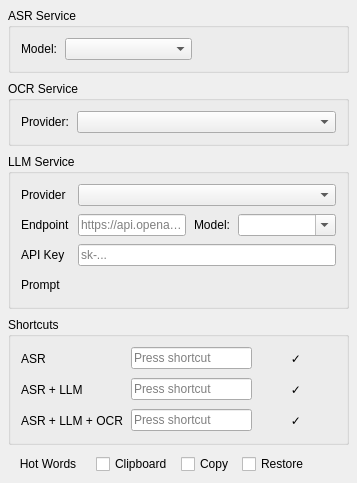
xiaodaxia-2008/TalkInput, file src/asr_setting_widget.ui: the form before one commit.
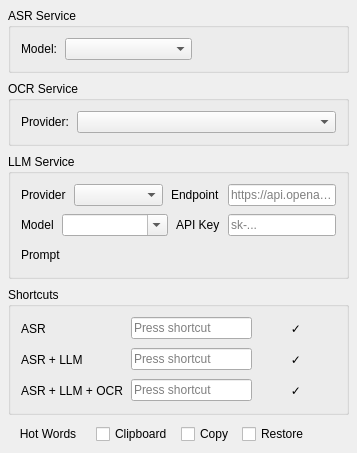
The form after the commit.

What changed in the file:
```diff
--- a/src/asr_setting_widget.ui
+++ b/src/asr_setting_widget.ui
@@ -164,35 +164,41 @@
       <property name="spacing">
        <number>8</number>
       </property>
-      <item row="0" column="0">
+      <item row="0" column="0" colspan="2">
+       <layout class="QHBoxLayout" name="providerEndpointRow">
+        <property name="spacing">
+         <number>8</number>
+        </property>
+        <item>
        <widget class="QLabel" name="providerFormLabel">
         <property name="text">
          <string>Provider</string>
         </property>
-       </widget>
-      </item>
-      <item row="0" column="1">
+          <property name="sizePolicy">
+           <sizepolicy hsizetype="Preferred" vsizetype="Preferred">
+            <horstretch>0</horstretch>
+            <verstretch>0</verstretch>
+           </sizepolicy>
+          </property>
+         </widget>
+        </item>
+        <item>
        <widget class="QComboBox" name="providerCombo">
         <property name="sizePolicy">
          <sizepolicy hsizetype="Expanding" vsizetype="Fixed">
-          <horstretch>0</horstretch>
+            <horstretch>1</horstretch>
           <verstretch>0</verstretch>
          </sizepolicy>
         </property>
        </widget>
       </item>
-      <item row="1" column="0">
+        <item>
        <widget class="QLabel" name="endpointFormLabel">
         <property name="text">
          <string>Endpoint</string>
         </property>
        </widget>
       </item>
-      <item row="1" column="1">
-       <layout class="QHBoxLayout" name="endpointModelRow">
-        <property name="spacing">
-         <number>8</number>
-        </property>
         <item>
          <widget class="QLineEdit" name="endpointEdit">
           <property name="placeholderText">
@@ -200,10 +206,17 @@
           </property>
          </widget>
         </item>
+       </layout>
+      </item>
+      <item row="1" column="0" colspan="2">
+       <layout class="QHBoxLayout" name="modelApiKeyRow">
+        <property name="spacing">
+         <number>8</number>
+        </property>
         <item>
          <widget class="QLabel" name="llmModelFormLabel">
           <property name="text">
-           <string>Model:</string>
+           <string>Model</string>
           </property>
          </widget>
         </item>
@@ -217,22 +230,20 @@
           </property>
           <property name="sizePolicy">
            <sizepolicy hsizetype="Expanding" vsizetype="Fixed">
-            <horstretch>0</horstretch>
+            <horstretch>1</horstretch>
             <verstretch>0</verstretch>
            </sizepolicy>
           </property>
          </widget>
         </item>
-       </layout>
-      </item>
-      <item row="2" column="0">
+        <item>
        <widget class="QLabel" name="apiKeyFormLabel">
         <property name="text">
          <string>API Key</string>
         </property>
        </widget>
       </item>
-      <item row="2" column="1">
+        <item>
        <widget class="QLineEdit" name="apiKeyEdit">
         <property name="echoMode">
          <enum>QLineEdit::Password</enum>
@@ -242,14 +253,16 @@
         </property>
        </widget>
       </item>
-      <item row="3" column="0">
+       </layout>
+      </item>
+      <item row="2" column="0">
        <widget class="QLabel" name="promptFormLabel">
         <property name="text">
          <string>Prompt</string>
         </property>
        </widget>
       </item>
-      <item row="3" column="1">
+      <item row="2" column="1">
        <layout class="QHBoxLayout" name="promptLayout">
         <property name="spacing">
          <number>6</number>
```
Lines whose indentation alone changed are shown as unchanged.
